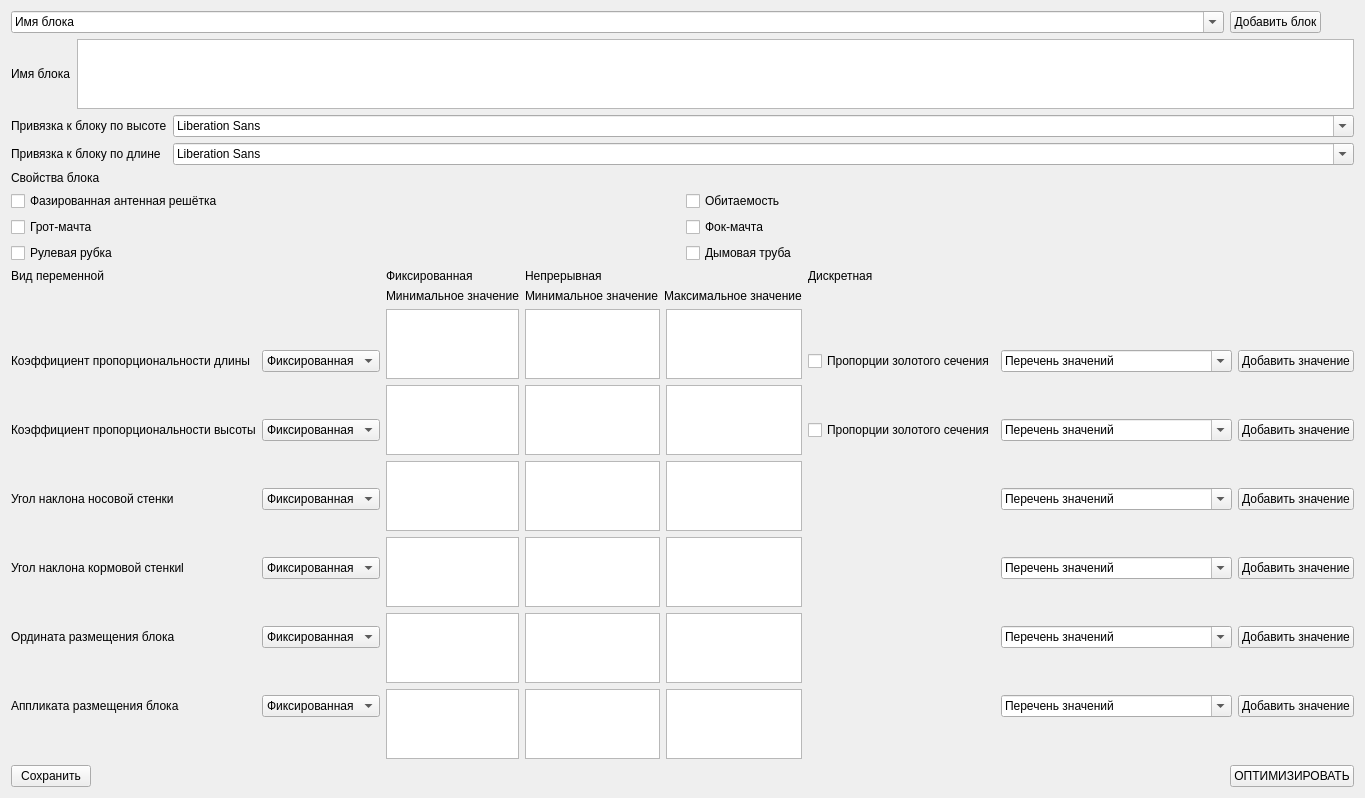
Old version of the form gui_for_create_secad/form1.ui in the repository baseoleph/secad.
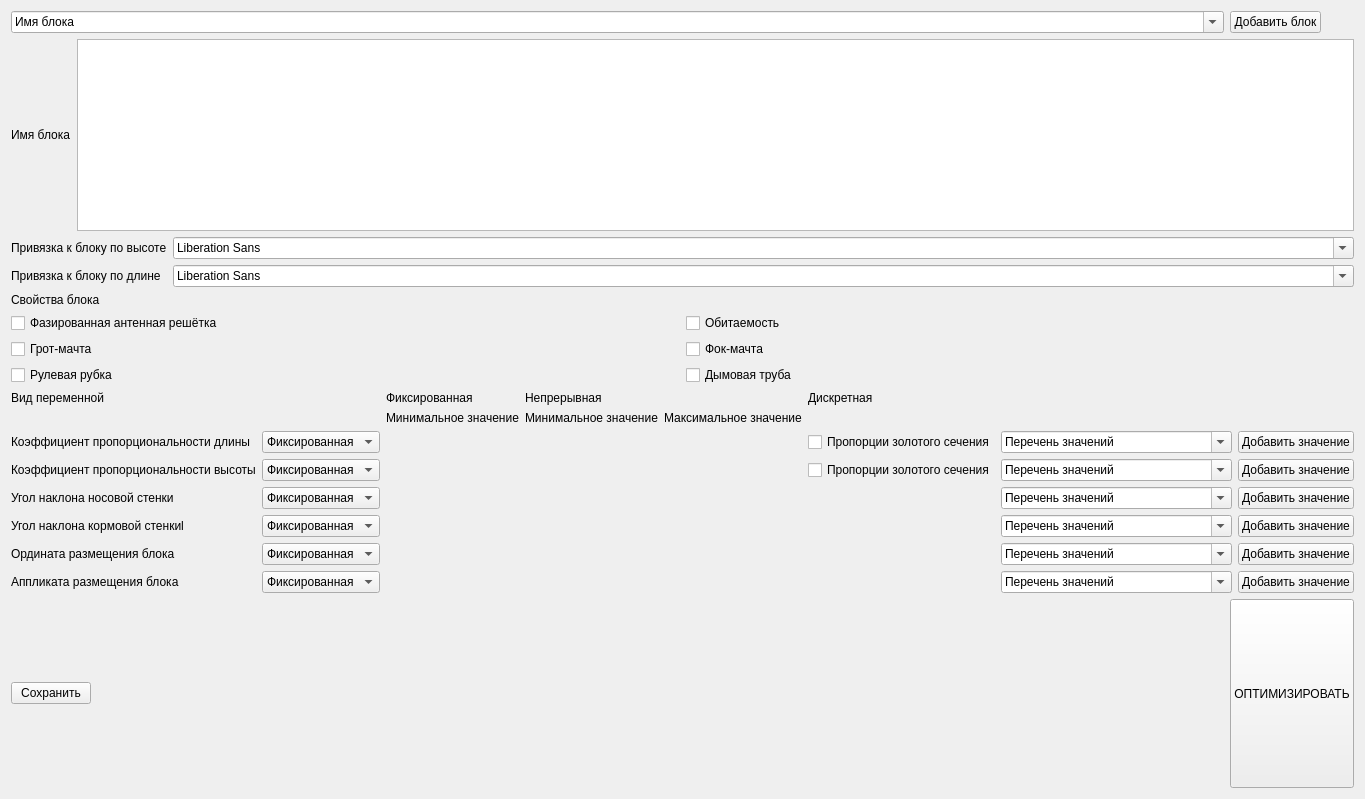
New version of the form.

Commit message:
Intermidiate update Form1
Промежуточные обновления

The edit to the form file:
```diff
--- a/gui_for_create_secad/form1.ui
+++ b/gui_for_create_secad/form1.ui
@@ -6,8 +6,8 @@
    <rect>
     <x>0</x>
     <y>0</y>
-    <width>1141</width>
-    <height>620</height>
+    <width>1229</width>
+    <height>799</height>
    </rect>
   </property>
   <property name="windowTitle">
@@ -222,66 +222,10 @@
       </widget>
      </item>
      <item row="4" column="2">
-      <layout class="QGridLayout" name="gridLayout_6">
-       <item row="1" column="0">
-        <widget class="QPlainTextEdit" name="plainTextEdit_8"/>
-       </item>
-       <item row="6" column="1">
-        <widget class="QPlainTextEdit" name="plainTextEdit_19"/>
-       </item>
-       <item row="3" column="1">
-        <widget class="QPlainTextEdit" name="plainTextEdit_16"/>
-       </item>
-       <item row="4" column="0">
-        <widget class="QPlainTextEdit" name="plainTextEdit_9"/>
-       </item>
-       <item row="4" column="1">
-        <widget class="QPlainTextEdit" name="plainTextEdit_17"/>
-       </item>
-       <item row="6" column="0">
-        <widget class="QPlainTextEdit" name="plainTextEdit_13"/>
-       </item>
-       <item row="1" column="1">
-        <widget class="QPlainTextEdit" name="plainTextEdit_14"/>
-       </item>
-       <item row="2" column="0">
-        <widget class="QPlainTextEdit" name="plainTextEdit_11"/>
-       </item>
-       <item row="2" column="1">
-        <widget class="QPlainTextEdit" name="plainTextEdit_15"/>
-       </item>
-       <item row="3" column="0">
-        <widget class="QPlainTextEdit" name="plainTextEdit_10"/>
-       </item>
-       <item row="5" column="0">
-        <widget class="QPlainTextEdit" name="plainTextEdit_12"/>
-       </item>
-       <item row="5" column="1">
-        <widget class="QPlainTextEdit" name="plainTextEdit_18"/>
-       </item>
-      </layout>
+      <layout class="QGridLayout" name="gridLayout_6"/>
      </item>
      <item row="4" column="1">
-      <layout class="QGridLayout" name="gridLayout_8">
-       <item row="6" column="0">
-        <widget class="QPlainTextEdit" name="plainTextEdit_2"/>
-       </item>
-       <item row="1" column="0">
-        <widget class="QPlainTextEdit" name="plainTextEdit_3"/>
-       </item>
-       <item row="5" column="0">
-        <widget class="QPlainTextEdit" name="plainTextEdit_6"/>
-       </item>
-       <item row="2" column="0">
-        <widget class="QPlainTextEdit" name="plainTextEdit_4"/>
-       </item>
-       <item row="4" column="0">
-        <widget class="QPlainTextEdit" name="plainTextEdit_7"/>
-       </item>
-       <item row="3" column="0">
-        <widget class="QPlainTextEdit" name="plainTextEdit_5"/>
-       </item>
-      </layout>
+      <layout class="QGridLayout" name="gridLayout_8"/>
      </item>
      <item row="1" column="2">
       <widget class="QLabel" name="label_13">
```
